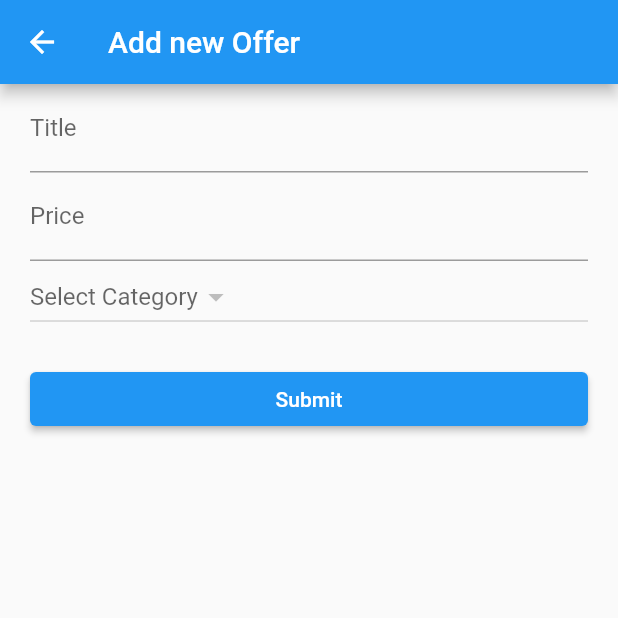
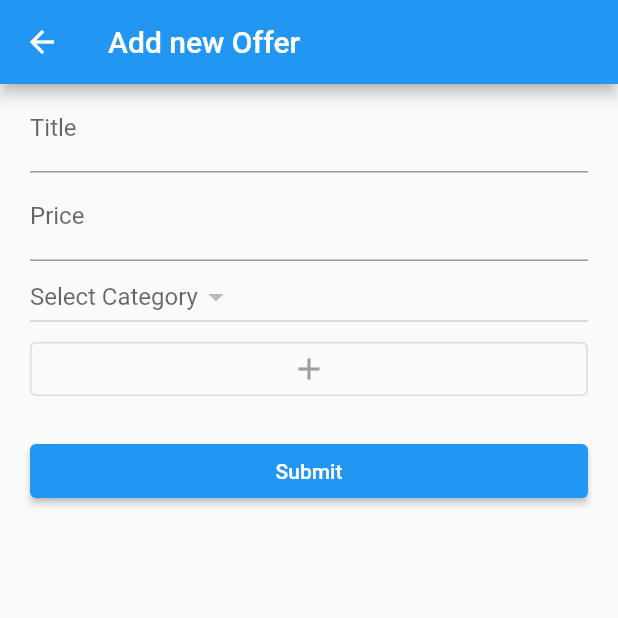
Before and after one commit to hamzadcne/Workshop22Frontend, a Flutter app: the AddOfferView screen opened directly, after a tap on "Submit", on a phone screen of 412 x 824 dp, the top half of it. Run offline on Flutter 3.47's test engine with Material 2 defaults, Android fonts, the phone set to English and light mode, and no system bars; our stand-ins replace google_maps_flutter, shared_preferences; missing offline and left inert: picker; accounts and stored records are empty; network calls fail.

Commit message:
added PostDataWithImage

```diff
--- a/lib/screens/AddOfferView.dart
+++ b/lib/screens/AddOfferView.dart
@@ -3,6 +3,7 @@ import 'dart:io';
 
 import 'package:flutter/material.dart';
 import 'package:frontend/helpers/Api.dart';
+import 'package:picker/picker.dart';
 
 class AddOfferView extends StatefulWidget {
   @override
@@ -25,8 +26,8 @@ class _AddOfferState extends State<AddOfferView> {
   //   {'id': 2, 'name': 'category 2'}
   // ];
 
-  // File _image;
-  //final picker = ImagePicker();
+  File _image;
+  //final picker = imagepic;
 
   @override
   Widget build(BuildContext context) {
@@ -82,7 +83,7 @@ class _AddOfferState extends State<AddOfferView> {
               },
               value: category_id,
             ),
-            //OutlinedButton(onPressed: getImage, child: _buildImage()),
+            OutlinedButton(onPressed: getImage, child: _buildImage()),
             SizedBox(
               height: 20.0,
             ),
@@ -119,30 +120,31 @@ class _AddOfferState extends State<AddOfferView> {
   //   style: TextStyle(fontWeight: FontWeight.bold, color: Colors.blue),
   // );
   // }
-  // Widget _buildImage() {
-  //   if (_image == null) {
-  //     return Padding(
-  //       padding: const EdgeInsets.fromLTRB(1, 1, 1, 1),
-  //       child: Icon(
-  //         Icons.add,
-  //         color: Colors.grey,
-  //       ),
-  //     );
-  //   } else {
-  //     return Image.file(File(_image.path));
-  //   }
-  // }
+  Widget _buildImage() {
+    if (_image == null) {
+      return Padding(
+        padding: const EdgeInsets.fromLTRB(1, 1, 1, 1),
+        child: Icon(
+          Icons.add,
+          color: Colors.grey,
+        ),
+      );
+    } else {
+      return Image.file(File(_image.path));
+    }
+  }
 
-  // Future getImage() async {
-  //   final pickedFile = await picker.getImage(source: ImageSource.gallery);
-  //   setState(() {
-  //     if (pickedFile != null) {
-  //       _image = File(pickedFile.path);
-  //     } else {
-  //       print('No image selected.');
-  //     }
-  //   });
-  // }
+  Future getImage() async {
+    final pickedFile = await Picker.pickImage(source: ImageSource.gallery);
+    setState(() {
+      if (pickedFile != null) {
+        _image = File(pickedFile.path);
+      } else {
+        print('No image selected.');
+      }
+    });
+  }
+
   _loadCategories() async {
     var response = await Api().getData('/category');
     if (response.statusCode == 200) {
@@ -166,10 +168,10 @@ class _AddOfferState extends State<AddOfferView> {
     data['price'] = price;
     //data['user_id'] = user_id.toString();
     data['category_id'] = category_id.toString();
-    // data['image'] = _image.path;
+    data['image'] = _image.path;
 
-    //var response = await Api().postDataWithImage(data, '/offers', _image.path);
-    var response = await Api().postData(data, '/offer');
+    var response = await Api().postDataWithImage(data, '/offers', _image.path);
+    //var response = await Api().postData(data, '/offer');
 
     if (response.statusCode == 201) {
       Navigator.pop(context);
--- a/pubspec.yaml
+++ b/pubspec.yaml
@@ -31,6 +31,7 @@ dependencies:
   http: ^0.13.3
   shared_preferences: ^2.0.7
   google_maps_flutter: ^2.0.9
+  picker: ^1.0.6
 
 dev_dependencies:
   flutter_test:
```
Also changed, not shown: lib/helpers/Api.dart (+14 -14 lines), pubspec.lock.
